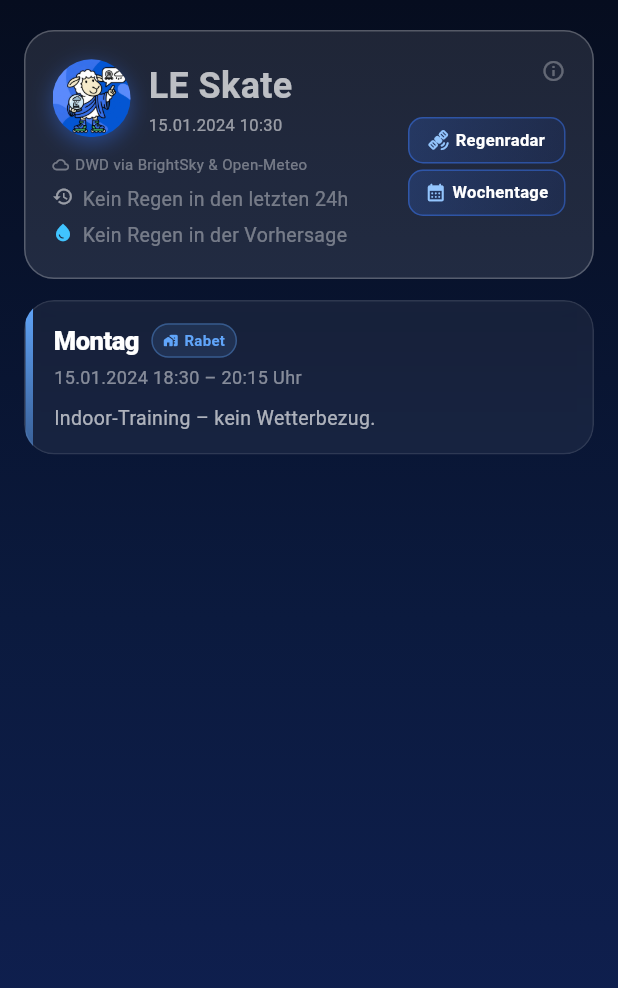
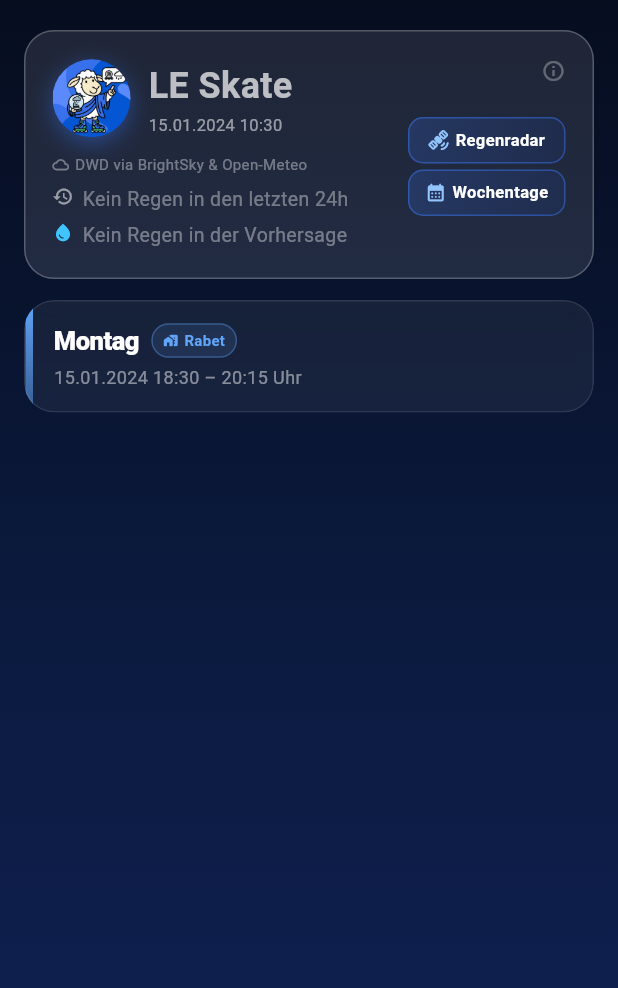
Before and after one commit to maikflasher86/LE-Skate, a Flutter app: the screen it shows after launch, on a phone screen of 412 x 824 dp. Shown: the top 988 px of the screen. Run offline on Flutter 3.47's test engine with Material 3 defaults, Android fonts, the phone set to English and light mode, and no system bars; our stand-ins replace flutter_secure_storage, google_mobile_ads, package_info_plus, shared_preferences, webview_flutter.

Commit message:
Remove indoor training weather reference text

```diff
--- a/lib/ui/widgets/training_card.dart
+++ b/lib/ui/widgets/training_card.dart
@@ -422,14 +422,6 @@ class TrainingCard extends StatelessWidget {
                               color: Colors.white.withValues(alpha: 0.48),
                             ),
                           ),
-                          const SizedBox(height: 8),
-                          Text(
-                            'Indoor-Training – kein Wetterbezug.',
-                            style: TextStyle(
-                              fontSize: 13,
-                              color: Colors.white.withValues(alpha: 0.65),
-                            ),
-                          ),
                         ],
                       ),
                     ),
```
